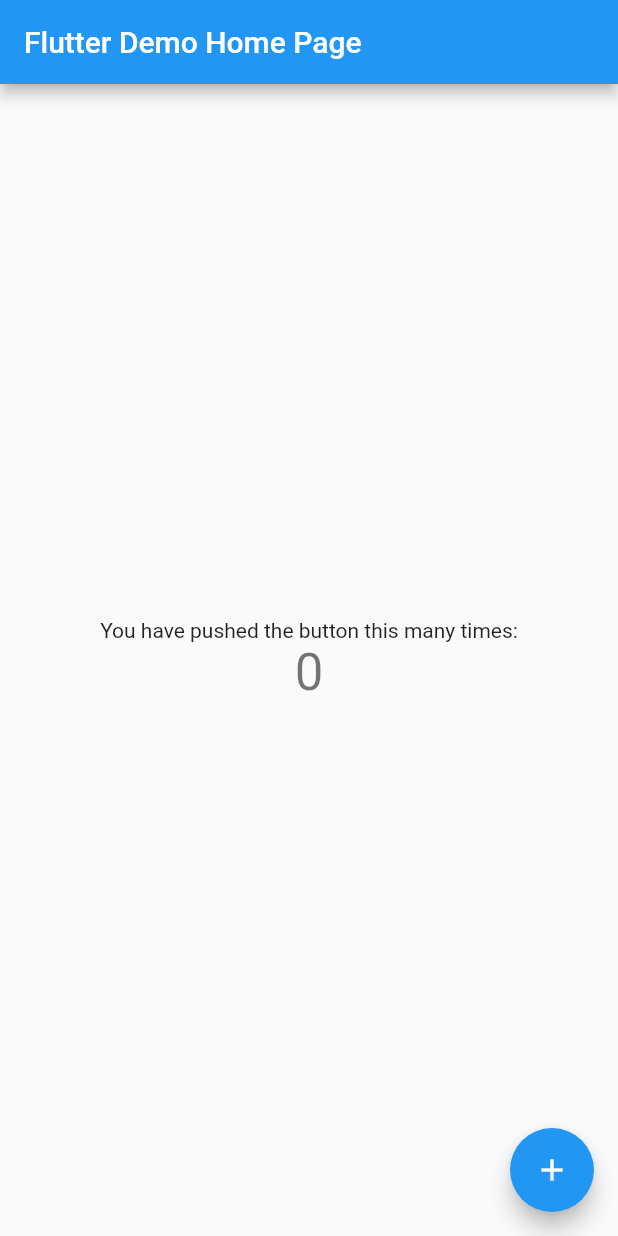
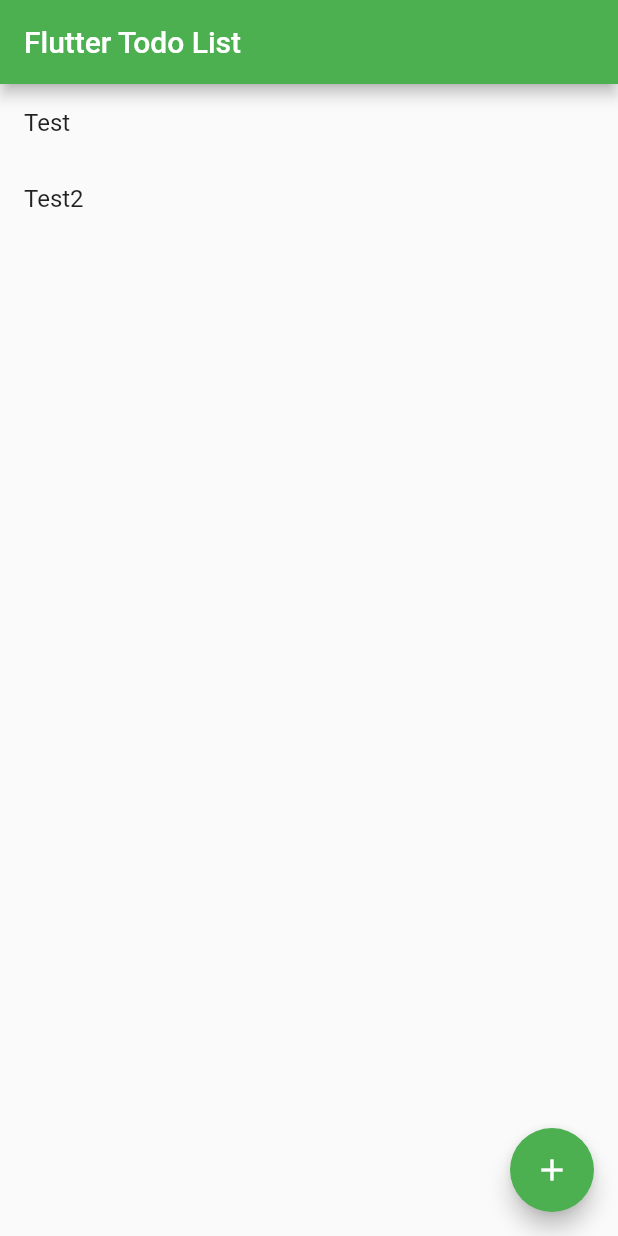
Before and after one commit to garrettluu/flutter-todo-list, a Flutter app: the screen it shows after launch, on a phone screen of 412 x 824 dp. Run offline on Flutter 3.47's test engine with Material 2 defaults, Android fonts, the phone set to English and light mode, and no system bars; our stand-ins replace cloud_firestore; accounts and stored records are empty.

Commit message:
Added basic task list structure

```diff
--- /dev/null
+++ b/lib/firebaseAdapter.dart
@@ -0,0 +1 @@
+import 'package:cloud_firestore/cloud_firestore.dart';
--- a/lib/main.dart
+++ b/lib/main.dart
@@ -1,4 +1,5 @@
 import 'package:flutter/material.dart';
+import 'package:cloud_firestore/cloud_firestore.dart';
 
 void main() => runApp(MyApp());
 
@@ -18,9 +19,9 @@ class MyApp extends StatelessWidget {
         // or simply save your changes to "hot reload" in a Flutter IDE).
         // Notice that the counter didn't reset back to zero; the application
         // is not restarted.
-        primarySwatch: Colors.blue,
+        primarySwatch: Colors.green,
       ),
-      home: MyHomePage(title: 'Flutter Demo Home Page'),
+      home: MyHomePage(title: 'Flutter Todo List'),
     );
   }
 }
@@ -44,18 +45,6 @@ class MyHomePage extends StatefulWidget {
 }
 
 class _MyHomePageState extends State<MyHomePage> {
-  int _counter = 0;
-
-  void _incrementCounter() {
-    setState(() {
-      // This call to setState tells the Flutter framework that something has
-      // changed in this State, which causes it to rerun the build method below
-      // so that the display can reflect the updated values. If we changed
-      // _counter without calling setState(), then the build method would not be
-      // called again, and so nothing would appear to happen.
-      _counter++;
-    });
-  }
 
   @override
   Widget build(BuildContext context) {
@@ -74,38 +63,36 @@ class _MyHomePageState extends State<MyHomePage> {
       body: Center(
         // Center is a layout widget. It takes a single child and positions it
         // in the middle of the parent.
-        child: Column(
-          // Column is also a layout widget. It takes a list of children and
-          // arranges them vertically. By default, it sizes itself to fit its
-          // children horizontally, and tries to be as tall as its parent.
-          //
-          // Invoke "debug painting" (press "p" in the console, choose the
-          // "Toggle Debug Paint" action from the Flutter Inspector in Android
-          // Studio, or the "Toggle Debug Paint" command in Visual Studio Code)
-          // to see the wireframe for each widget.
-          //
-          // Column has various properties to control how it sizes itself and
-          // how it positions its children. Here we use mainAxisAlignment to
-          // center the children vertically; the main axis here is the vertical
-          // axis because Columns are vertical (the cross axis would be
-          // horizontal).
-          mainAxisAlignment: MainAxisAlignment.center,
+        child: ListView(
           children: <Widget>[
-            Text(
-              'You have pushed the button this many times:',
-            ),
-            Text(
-              '$_counter',
-              style: Theme.of(context).textTheme.display1,
-            ),
+            Task(name: 'Test'),
+            Task(name: 'Test2'),
           ],
         ),
       ),
       floatingActionButton: FloatingActionButton(
-        onPressed: _incrementCounter,
+        onPressed: null,
         tooltip: 'Increment',
         child: Icon(Icons.add),
       ), // This trailing comma makes auto-formatting nicer for build methods.
     );
   }
 }
+
+class Task extends StatelessWidget {
+  Task({@required this.name});
+  final name;
+
+  @override
+  Widget build(BuildContext context) {
+    return Padding(
+      padding: const EdgeInsets.all(16.0),
+      child: Container(
+        child: Text(
+          name,
+          style: TextStyle(fontSize: 16),
+        ),
+      ),
+    );
+  }
+}
```
